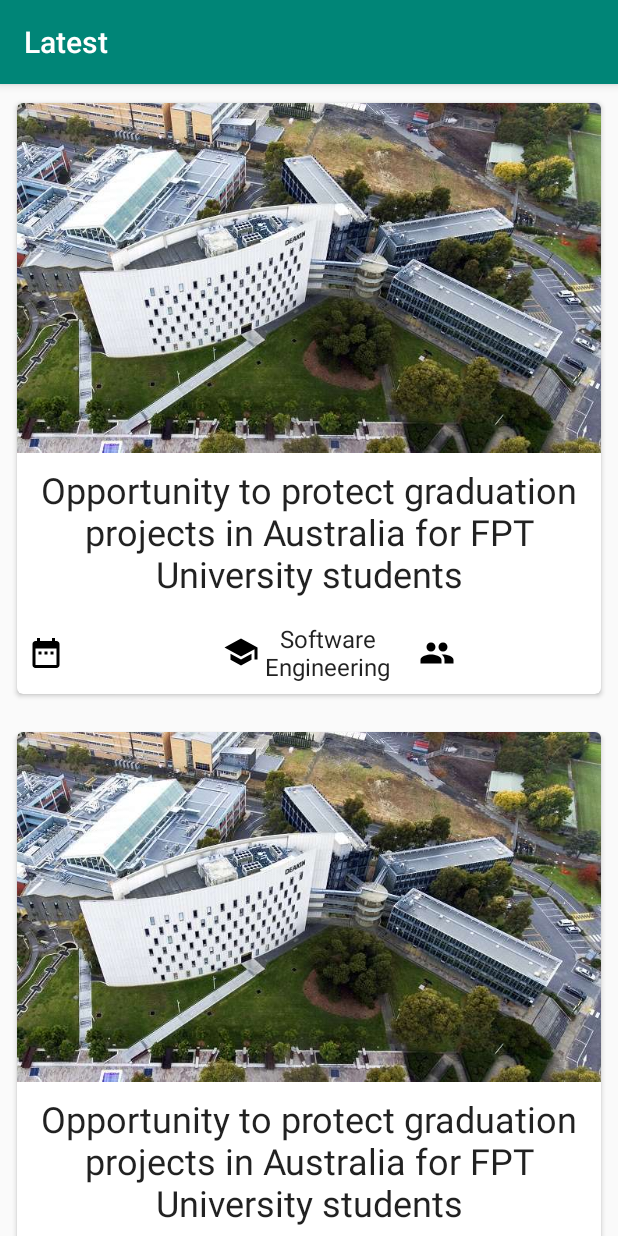
After one commit to hacunamatata97/ISE-1, an Android app: the layout home_fragment.xml on its own in the app's theme, with its tools: preview values and no code run, on a phone screen of 412 x 824 dp. The commit adds this screen. Run offline under Robolectric (Android 15) with nearby library versions, the phone set to English and light mode, and no system bars.

Commit message:
Create Home Screen

```diff
--- a/app/build.gradle
+++ b/app/build.gradle
@@ -24,11 +24,14 @@ android {
 
 dependencies {
     implementation fileTree(dir: 'libs', include: ['*.jar'])
-    implementation"org.jetbrains.kotlin:kotlin-stdlib-jdk7:$kotlin_version"
+    implementation "org.jetbrains.kotlin:kotlin-stdlib-jdk7:$kotlin_version"
     implementation 'com.android.support:design:28.0.0'
     implementation 'androidx.appcompat:appcompat:1.0.2'
     implementation 'androidx.core:core-ktx:1.0.2'
     implementation 'androidx.constraintlayout:constraintlayout:1.1.3'
+    implementation 'androidx.legacy:legacy-support-v4:1.0.0'
+    implementation 'androidx.lifecycle:lifecycle-extensions:2.0.0'
+    implementation 'androidx.lifecycle:lifecycle-viewmodel-ktx:2.0.0'
     testImplementation 'junit:junit:4.12'
     androidTestImplementation 'androidx.test:runner:1.2.0'
     androidTestImplementation 'androidx.test.espresso:espresso-core:3.2.0'
--- /dev/null
+++ b/app/src/main/java/com/sun/ise/ui/base/BaseFragment.kt
@@ -0,0 +1,6 @@
+package com.sun.ise.ui.base
+
+import androidx.fragment.app.Fragment
+
+abstract class BaseFragment : Fragment() {
+}
--- /dev/null
+++ b/app/src/main/java/com/sun/ise/ui/main/home/HomeFragment.kt
@@ -0,0 +1,45 @@
+package com.sun.ise.ui.main.home
+
+import android.os.Bundle
+import android.view.LayoutInflater
+import android.view.MenuItem
+import android.view.View
+import android.view.ViewGroup
+import androidx.appcompat.widget.Toolbar
+import androidx.lifecycle.ViewModelProviders
+import com.sun.ise.R
+import com.sun.ise.ui.base.BaseFragment
+import kotlinx.android.synthetic.main.home_fragment.*
+
+class HomeFragment : BaseFragment(), Toolbar.OnMenuItemClickListener {
+
+    private lateinit var viewModel: HomeViewModel
+
+    override fun onCreateView(
+        inflater: LayoutInflater, container: ViewGroup?,
+        savedInstanceState: Bundle?
+    ): View? {
+        return inflater.inflate(R.layout.home_fragment, container, false)
+    }
+
+    override fun onActivityCreated(savedInstanceState: Bundle?) {
+        super.onActivityCreated(savedInstanceState)
+        viewModel = ViewModelProviders.of(this).get(HomeViewModel::class.java)
+        // TODO: Use the ViewModel
+    }
+
+    override fun onViewCreated(view: View, savedInstanceState: Bundle?) {
+        super.onViewCreated(view, savedInstanceState)
+        toolbar.inflateMenu(R.menu.menu_home_filter)
+        toolbar.setOnMenuItemClickListener(this)
+    }
+
+    override fun onMenuItemClick(item: MenuItem?): Boolean {
+        when (item?.itemId) {
+            R.id.action_latest -> toolbar.setTitle(R.string.action_latest)
+            R.id.action_on_going -> toolbar.setTitle(R.string.action_on_going)
+            R.id.action_finished -> toolbar.setTitle(R.string.action_finished)
+        }
+        return false
+    }
+}
--- /dev/null
+++ b/app/src/main/java/com/sun/ise/ui/main/home/HomeViewModel.kt
@@ -0,0 +1,7 @@
+package com.sun.ise.ui.main.home
+
+import androidx.lifecycle.ViewModel;
+
+class HomeViewModel : ViewModel() {
+    // TODO: Implement the ViewModel
+}
--- /dev/null
+++ b/app/src/main/res/drawable/ic_date.xml
@@ -0,0 +1,9 @@
+<vector xmlns:android="http://schemas.android.com/apk/res/android"
+        android:width="24dp"
+        android:height="24dp"
+        android:viewportWidth="24.0"
+        android:viewportHeight="24.0">
+    <path
+        android:fillColor="#FF000000"
+        android:pathData="M9,11L7,11v2h2v-2zM13,11h-2v2h2v-2zM17,11h-2v2h2v-2zM19,4h-1L18,2h-2v2L8,4L8,2L6,2v2L5,4c-1.11,0 -1.99,0.9 -1.99,2L3,20c0,1.1 0.89,2 2,2h14c1.1,0 2,-0.9 2,-2L21,6c0,-1.1 -0.9,-2 -2,-2zM19,20L5,20L5,9h14v11z"/>
+</vector>
--- /dev/null
+++ b/app/src/main/res/drawable/ic_major.xml
@@ -0,0 +1,9 @@
+<vector xmlns:android="http://schemas.android.com/apk/res/android"
+        android:width="24dp"
+        android:height="24dp"
+        android:viewportWidth="24.0"
+        android:viewportHeight="24.0">
+    <path
+        android:fillColor="#FF000000"
+        android:pathData="M5,13.18v4L12,21l7,-3.82v-4L12,17l-7,-3.82zM12,3L1,9l11,6 9,-4.91V17h2V9L12,3z"/>
+</vector>
--- /dev/null
+++ b/app/src/main/res/drawable/ic_people_joined.xml
@@ -0,0 +1,9 @@
+<vector xmlns:android="http://schemas.android.com/apk/res/android"
+        android:width="24dp"
+        android:height="24dp"
+        android:viewportWidth="24.0"
+        android:viewportHeight="24.0">
+    <path
+        android:fillColor="#FF000000"
+        android:pathData="M16,11c1.66,0 2.99,-1.34 2.99,-3S17.66,5 16,5c-1.66,0 -3,1.34 -3,3s1.34,3 3,3zM8,11c1.66,0 2.99,-1.34 2.99,-3S9.66,5 8,5C6.34,5 5,6.34 5,8s1.34,3 3,3zM8,13c-2.33,0 -7,1.17 -7,3.5L1,19h14v-2.5c0,-2.33 -4.67,-3.5 -7,-3.5zM16,13c-0.29,0 -0.62,0.02 -0.97,0.05 1.16,0.84 1.97,1.97 1.97,3.45L17,19h6v-2.5c0,-2.33 -4.67,-3.5 -7,-3.5z"/>
+</vector>
--- /dev/null
+++ b/app/src/main/res/layout/home_fragment.xml
@@ -0,0 +1,43 @@
+<?xml version="1.0" encoding="utf-8"?>
+<androidx.constraintlayout.widget.ConstraintLayout
+    xmlns:android="http://schemas.android.com/apk/res/android"
+    xmlns:app="http://schemas.android.com/apk/res-auto"
+    xmlns:tools="http://schemas.android.com/tools"
+    android:layout_width="match_parent"
+    android:layout_height="match_parent"
+    tools:context=".ui.main.home.HomeFragment">
+
+    <com.google.android.material.appbar.AppBarLayout
+        android:id="@+id/appBarLayout"
+        android:layout_width="match_parent"
+        android:layout_height="wrap_content"
+        android:theme="@style/ThemeOverlay.AppCompat.Dark.ActionBar"
+        app:layout_constraintBottom_toTopOf="@id/recyclerHomeCourses"
+        app:layout_constraintEnd_toEndOf="parent"
+        app:layout_constraintStart_toStartOf="parent"
+        app:layout_constraintTop_toTopOf="parent"
+        app:layout_constraintVertical_chainStyle="spread_inside">
+
+        <androidx.appcompat.widget.Toolbar
+            android:id="@+id/toolbar"
+            android:layout_width="match_parent"
+            android:layout_height="?attr/actionBarSize"
+            app:layout_scrollFlags="scroll|enterAlways"
+            android:background="@color/colorPrimary"
+            app:popupTheme="@style/ThemeOverlay.AppCompat.Light"
+            app:title="@string/action_latest"/>
+
+    </com.google.android.material.appbar.AppBarLayout>
+
+    <androidx.recyclerview.widget.RecyclerView
+        android:id="@+id/recyclerHomeCourses"
+        android:layout_width="match_parent"
+        android:layout_height="0dp"
+        app:layout_behavior="@string/appbar_scrolling_view_behavior"
+        app:layout_constraintBottom_toBottomOf="parent"
+        app:layout_constraintEnd_toEndOf="parent"
+        app:layout_constraintStart_toStartOf="parent"
+        app:layout_constraintTop_toBottomOf="@+id/appBarLayout"
+        tools:listitem="@layout/item_course"/>
+
+</androidx.constraintlayout.widget.ConstraintLayout>
--- /dev/null
+++ b/app/src/main/res/layout/item_course.xml
@@ -0,0 +1,94 @@
+<?xml version="1.0" encoding="utf-8"?>
+<com.google.android.material.card.MaterialCardView
+    xmlns:android="http://schemas.android.com/apk/res/android"
+    xmlns:app="http://schemas.android.com/apk/res-auto"
+    xmlns:tools="http://schemas.android.com/tools"
+    android:layout_width="match_parent"
+    android:layout_height="wrap_content"
+    android:layout_margin="@dimen/dp_8"
+    app:cardElevation="@dimen/dp_2"
+    app:cardUseCompatPadding="true">
+
+    <androidx.constraintlayout.widget.ConstraintLayout
+        android:layout_width="match_parent"
+        android:layout_height="wrap_content">
+
+        <ImageView
+            android:id="@+id/imageThumbnail"
+            android:layout_width="match_parent"
+            android:layout_height="wrap_content"
+            android:adjustViewBounds="true"
+            app:layout_constraintBottom_toTopOf="@id/textCourseTitle"
+            app:layout_constraintEnd_toEndOf="parent"
+            app:layout_constraintStart_toStartOf="parent"
+            app:layout_constraintTop_toTopOf="parent"
+            tools:ignore="ContentDescription"
+            tools:src="@drawable/sample_thumbnail"/>
+
+        <TextView
+            android:id="@+id/textCourseTitle"
+            style="@style/TextAppearance.AppCompat.Headline"
+            android:layout_width="match_parent"
+            android:layout_height="wrap_content"
+            android:gravity="center"
+            android:padding="@dimen/dp_8"
+            android:textAlignment="center"
+            app:layout_constraintBottom_toTopOf="@id/layoutCourseInfo"
+            app:layout_constraintEnd_toEndOf="parent"
+            app:layout_constraintStart_toStartOf="parent"
+            app:layout_constraintTop_toBottomOf="@id/imageThumbnail"
+            tools:text="@string/sample_title"/>
+
+        <androidx.constraintlayout.widget.ConstraintLayout
+            android:id="@+id/layoutCourseInfo"
+            android:layout_width="match_parent"
+            android:layout_height="wrap_content"
+            app:layout_constraintBottom_toBottomOf="parent"
+            app:layout_constraintEnd_toEndOf="parent"
+            app:layout_constraintStart_toStartOf="parent"
+            app:layout_constraintTop_toBottomOf="@id/textCourseTitle">
+
+            <TextView
+                android:id="@+id/textCourseDate"
+                style="@style/TextAppearance.AppCompat.Subhead"
+                android:layout_width="0dp"
+                android:layout_height="wrap_content"
+                android:drawableStart="@drawable/ic_date"
+                android:padding="@dimen/dp_8"
+                android:textAlignment="center"
+                android:textColor="?android:textColorSecondary"
+                app:layout_constraintBottom_toBottomOf="parent"
+                app:layout_constraintEnd_toStartOf="@id/textCourseMajor"
+                app:layout_constraintHorizontal_chainStyle="spread"
+                app:layout_constraintStart_toStartOf="parent"
+                app:layout_constraintTop_toTopOf="parent"/>
+
+            <TextView
+                android:id="@+id/textCourseMajor"
+                style="@style/TextAppearance.AppCompat.Subhead"
+                android:layout_width="0dp"
+                android:layout_height="wrap_content"
+                android:drawableStart="@drawable/ic_major"
+                android:padding="@dimen/dp_8"
+                android:text="@string/sample_major"
+                android:textAlignment="center"
+                app:layout_constraintBottom_toBottomOf="parent"
+                app:layout_constraintEnd_toStartOf="@id/textJoinedPeople"
+                app:layout_constraintStart_toEndOf="@id/textCourseDate"
+                app:layout_constraintTop_toTopOf="parent"/>
+
+            <TextView
+                android:id="@+id/textJoinedPeople"
+                android:layout_width="0dp"
+                android:layout_height="wrap_content"
+                android:drawableStart="@drawable/ic_people_joined"
+                android:padding="@dimen/dp_8"
+                android:textAlignment="center"
+                android:textSize="25sp"
+                app:layout_constraintBottom_toBottomOf="parent"
+                app:layout_constraintEnd_toEndOf="parent"
+                app:layout_constraintStart_toEndOf="@id/textCourseMajor"
+                app:layout_constraintTop_toTopOf="parent"/>
+        </androidx.constraintlayout.widget.ConstraintLayout>
+    </androidx.constraintlayout.widget.ConstraintLayout>
+</com.google.android.material.card.MaterialCardView>
--- /dev/null
+++ b/app/src/main/res/menu/menu_home_filter.xml
@@ -0,0 +1,17 @@
+<?xml version="1.0" encoding="utf-8"?>
+<menu
+    xmlns:android="http://schemas.android.com/apk/res/android">
+
+    <item
+        android:id="@+id/action_latest"
+        android:title="@string/action_latest"/>
+
+    <item
+        android:id="@+id/action_on_going"
+        android:title="@string/action_on_going"/>
+
+    <item
+        android:id="@+id/action_finished"
+        android:title="@string/action_finished"/>
+
+</menu>
--- a/app/src/main/res/values/dimens.xml
+++ b/app/src/main/res/values/dimens.xml
@@ -7,4 +7,5 @@
     <dimen name="dp_200">200dp</dimen>
     <dimen name="dp_1">1dp</dimen>
     <dimen name="dp_18">18dp</dimen>
+    <dimen name="dp_2">2dp</dimen>
 </resources>
--- a/app/src/main/res/values/strings.xml
+++ b/app/src/main/res/values/strings.xml
@@ -5,4 +5,9 @@
     <string name="text_password">Password</string>
     <string name="button_sign_in">Sign in</string>
     <string name="text_divider">OR</string>
+    <string name="sample_title">Opportunity to protect graduation projects in Australia for FPT University students</string>
+    <string name="sample_major">Software Engineering</string>
+    <string name="action_latest">Latest</string>
+    <string name="action_on_going">On Going</string>
+    <string name="action_finished">Finished</string>
 </resources>
```
Also changed, not shown: app/src/main/res/drawable-nodpi/sample_thumbnail.jpg (added).
